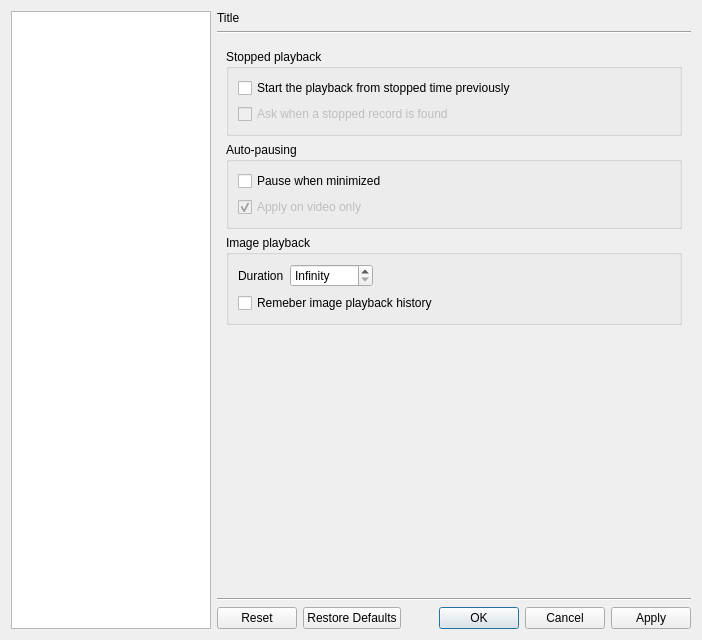
Old version of the form src/cmplayer/ui/prefdialog.ui in the repository bylee20/bomi.
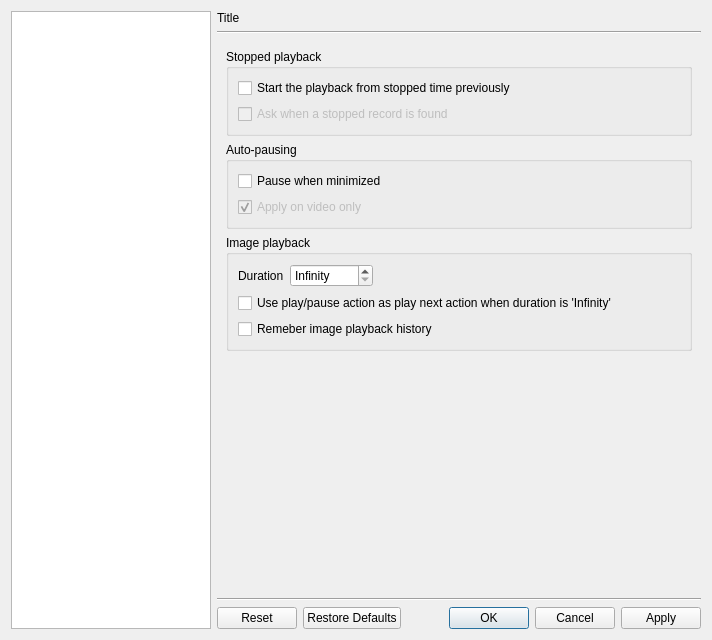
New version of the form. The open tabs and pages were chosen to show the change. Icons and pictures are not drawn. Custom widgets are drawn as their Qt base class.

```diff
--- a/src/cmplayer/ui/prefdialog.ui
+++ b/src/cmplayer/ui/prefdialog.ui
@@ -6,7 +6,7 @@
    <rect>
     <x>0</x>
     <y>0</y>
-    <width>702</width>
+    <width>712</width>
     <height>640</height>
    </rect>
   </property>
@@ -239,6 +239,13 @@
               </item>
              </layout>
             </item>
+            <item>
+             <widget class="QCheckBox" name="pause_to_play_next_image">
+              <property name="text">
+               <string>Use play/pause action as play next action when duration is 'Infinity'</string>
+              </property>
+             </widget>
+            </item>
             <item>
              <widget class="QCheckBox" name="remember_image">
               <property name="text">
```
Left out of the diff: 4 changed lines with no effect on the pictures.
